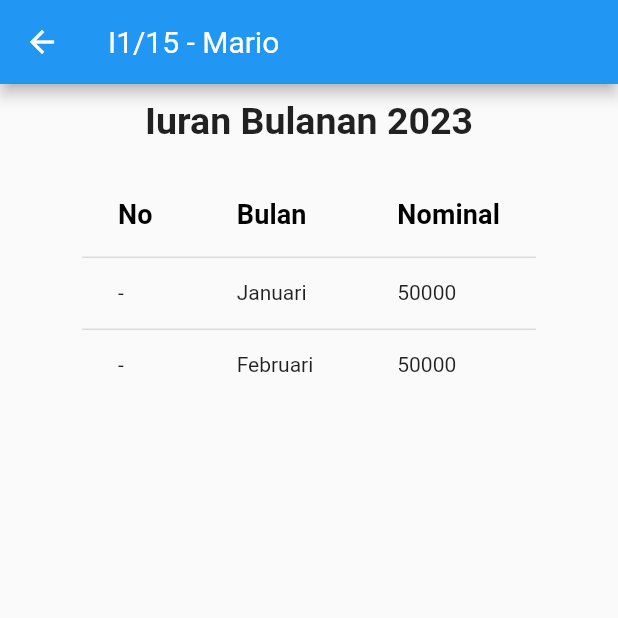
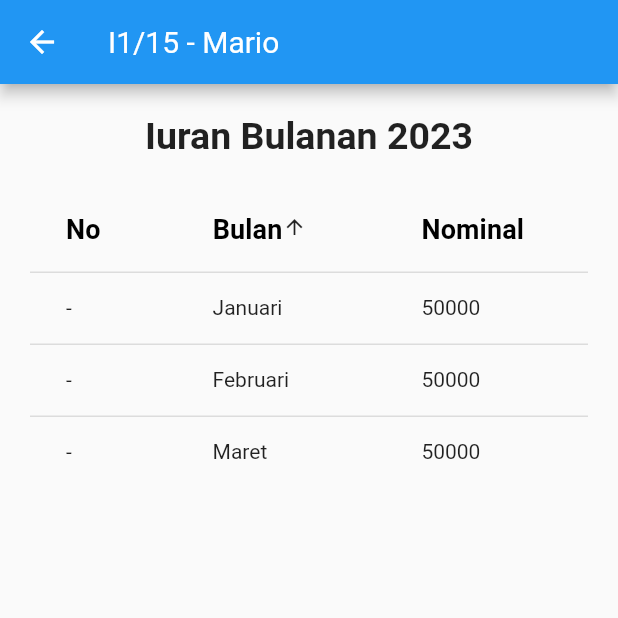
Before and after one commit to Marioello/flutter_keuangan, a Flutter app: the screen it shows after launch, after a tap on "Mario", on a phone screen of 412 x 824 dp, the top half of it. Run offline on Flutter 3.47's test engine with Material 2 defaults, Android fonts, the light colour scheme and no system bars.

Commit message:
Update History page
- Removed unused source in main
- Add month in Payment model for sorting purpose
- Add sorting to History page

```diff
--- a/lib/models/model.dart
+++ b/lib/models/model.dart
@@ -18,11 +18,13 @@ class Payment {
   String uid;
   String name;
   String nominal;
+  int month;
 
   Payment({
     required this.uid,
     required this.name,
     required this.nominal,
+    required this.month,
   });
 }
 
@@ -36,11 +38,19 @@ final memberData = [
         uid: UniqueKey().toString(),
         name: 'Januari',
         nominal: '50000',
+        month: 1,
       ),
       Payment(
         uid: UniqueKey().toString(),
         name: 'Februari',
         nominal: '50000',
+        month: 2,
+      ),
+      Payment(
+        uid: UniqueKey().toString(),
+        name: 'Maret',
+        nominal: '50000',
+        month: 3,
       ),
     ],
   ),
--- a/lib/pages/history.dart
+++ b/lib/pages/history.dart
@@ -1,35 +1,45 @@
+import 'package:flutter/foundation.dart';
 import 'package:flutter/material.dart';
 import 'package:flutter_keuangan/models/model.dart';
 
-class History extends StatelessWidget {
+class History extends StatefulWidget {
   final Member data;
   const History({super.key, required this.data});
+
+  @override
+  State<History> createState() => _HistoryState();
+}
+
+class _HistoryState extends State<History> {
+  int _sortColumnIndex = 0;
+  bool _sortAsc = true;
+  bool _sortMonthAsc = true;
 
   @override
   Widget build(BuildContext context) {
     return Scaffold(
       appBar: AppBar(
         title: Text(
-          '${data.block} - ${data.name}',
+          '${widget.data.block} - ${widget.data.name}',
           style: const TextStyle(fontSize: 20, fontWeight: FontWeight.normal),
         ),
       ),
       body: Padding(
-        padding: const EdgeInsets.all(10.0),
-        child: SizedBox(
-          width: double.infinity,
+        padding: const EdgeInsets.all(20.0),
         child: Column(
           mainAxisAlignment: MainAxisAlignment.start,
-            crossAxisAlignment: CrossAxisAlignment.center,
+          crossAxisAlignment: CrossAxisAlignment.stretch,
           children: [
-              const Text(
+            const Center(
+              child: Text(
                 'Iuran Bulanan 2023',
                 style: TextStyle(fontSize: 25, fontWeight: FontWeight.bold),
               ),
+            ),
             const SizedBox(height: 20.0),
             DataTable(
-                columns: const [
-                  DataColumn(
+              columns: [
+                const DataColumn(
                   label: Text(
                     'No',
                     style: TextStyle(
@@ -39,15 +49,33 @@ class History extends StatelessWidget {
                   ),
                 ),
                 DataColumn(
-                    label: Text(
+                  label: const Text(
                     'Bulan',
                     style: TextStyle(
                       fontSize: 18,
                       fontWeight: FontWeight.bold,
                     ),
                   ),
+                  onSort: (columnIndex, sortAscending) {
+                    setState(
+                      () {
+                        if (columnIndex == _sortColumnIndex) {
+                          _sortAsc = _sortMonthAsc = sortAscending;
+                        } else {
+                          _sortColumnIndex = columnIndex;
+                          _sortAsc = _sortMonthAsc;
+                        }
+                        widget.data.payments
+                            .sort((a, b) => a.month.compareTo(b.month));
+                        if (!_sortAsc) {
+                          widget.data.payments =
+                              widget.data.payments.reversed.toList();
+                        }
+                      },
+                    );
+                  },
                 ),
-                  DataColumn(
+                const DataColumn(
                   label: Text(
                     'Nominal',
                     style: TextStyle(
@@ -57,7 +85,7 @@ class History extends StatelessWidget {
                   ),
                 ),
               ],
-                rows: data.payments
+              rows: widget.data.payments
                   .map(
                     (e) => DataRow(
                       cells: [
@@ -68,9 +96,10 @@ class History extends StatelessWidget {
                     ),
                   )
                   .toList(),
+              sortColumnIndex: 1,
+              sortAscending: _sortAsc,
             )
           ],
-          ),
         ),
       ),
     );
```
Also changed, not shown: lib/main.dart (+4 -85 lines), 1 other file. Lines whose indentation alone changed are shown as unchanged.
